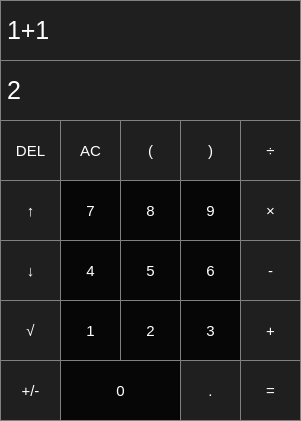
First picture: the form in CalcWithGui/CalcWithGui.ui, repository NaschKadse/CalcWithGui, before the edit.
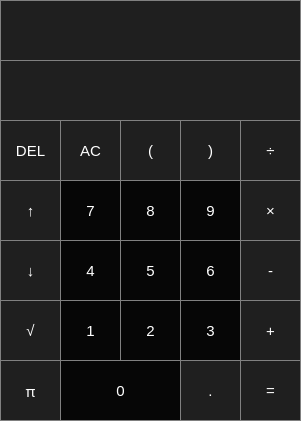
Second picture: the form after the edit.

Commit message: CalcWitzGui: Nummernblock funktioniert. Oparatoren werden in Eingabe geschrieben. Del und AC funktioniert. = schreibt nur Eingabe in Ausgabe.

What changed in the file:
```diff
--- a/CalcWithGui/CalcWithGui.ui
+++ b/CalcWithGui/CalcWithGui.ui
@@ -63,7 +63,7 @@
 }</string>
     </property>
     <property name="text">
-     <string>2</string>
+     <string/>
     </property>
    </widget>
    <widget class="QPushButton" name="pushButton_allclear">
@@ -697,7 +697,7 @@
 }</string>
     </property>
     <property name="text">
-     <string>1+1</string>
+     <string/>
     </property>
    </widget>
    <widget class="QPushButton" name="pushButton_delete">
@@ -835,6 +835,7 @@
     </property>
     <property name="font">
      <font>
+      <family>MS PGothic</family>
       <pointsize>11</pointsize>
      </font>
     </property>
@@ -852,7 +853,7 @@
 }</string>
     </property>
     <property name="text">
-     <string>+/-</string>
+     <string>π</string>
     </property>
    </widget>
   </widget>
```
Left out of the diff: 2 changed lines with no effect on the pictures. The commit also changes 2 other files.
